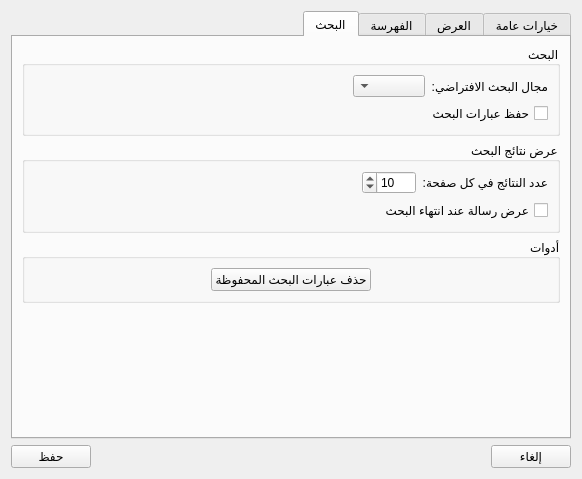
Qt form src/settingsdialog.ui (boussouira/moltaqa) before a commit.
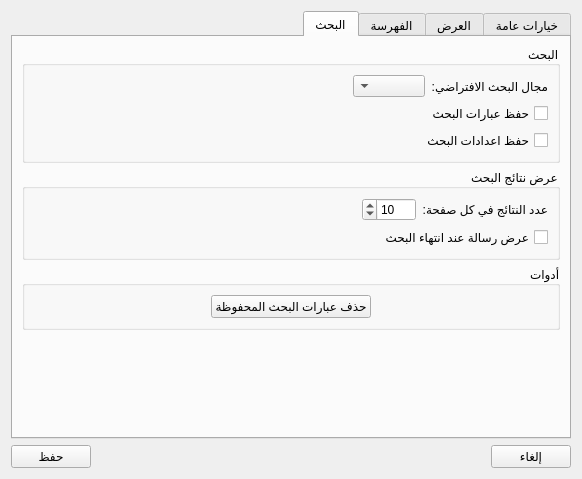
The same form after that commit. The open tabs and pages were chosen to show the change.

Commit message: Save search settings

Diff of the .ui file:
```diff
--- a/src/settingsdialog.ui
+++ b/src/settingsdialog.ui
@@ -751,6 +751,13 @@
             </property>
            </widget>
           </item>
+          <item>
+           <widget class="QCheckBox" name="checkSaveSearchOptions">
+            <property name="text">
+             <string>حفظ اعدادات البحث</string>
+            </property>
+           </widget>
+          </item>
          </layout>
         </widget>
        </item>
```
The commit also changes 3 other files.
